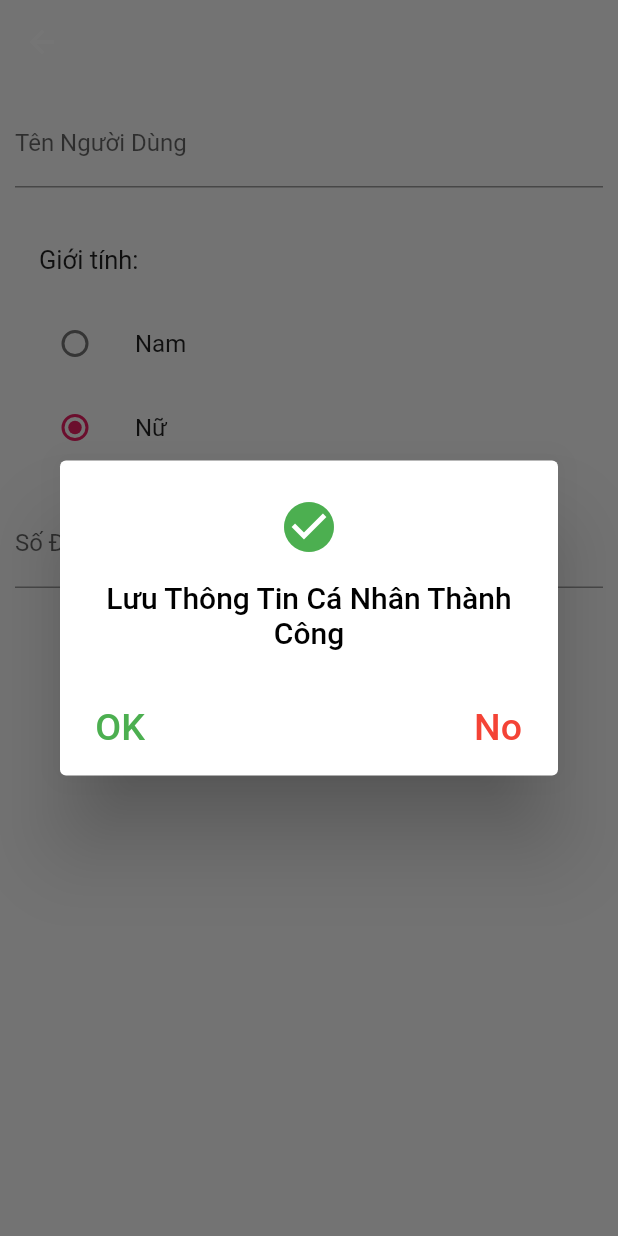
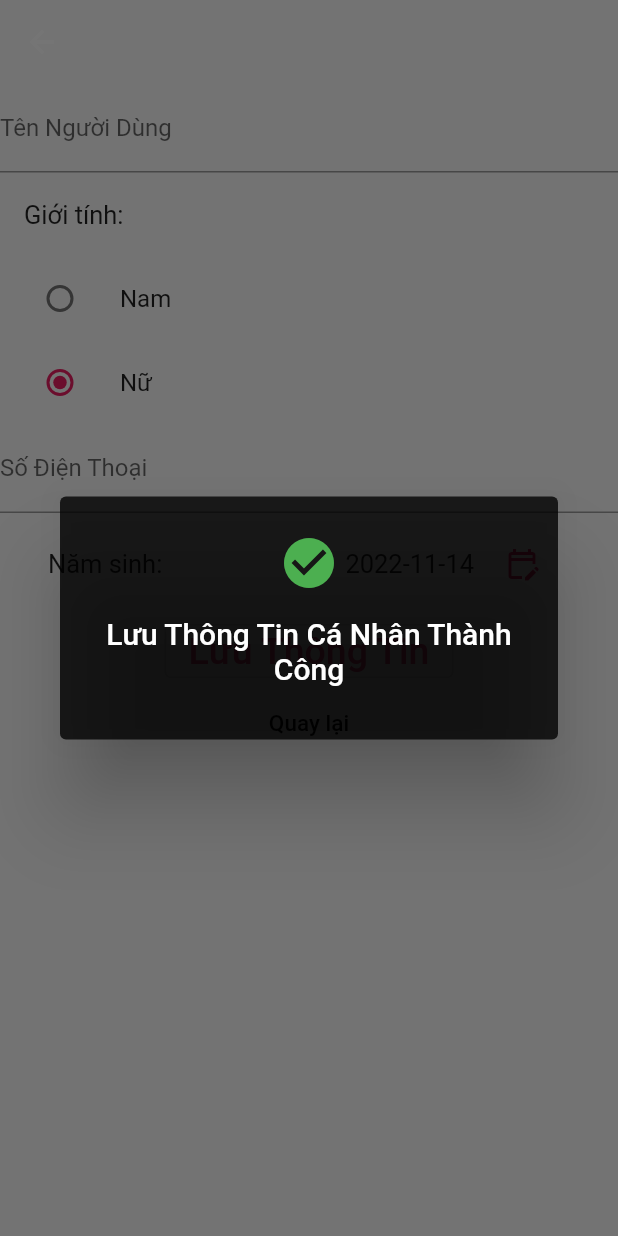
Before and after one commit to nguyenhoangvu-cdpm20d/flutter_appvutrungvinh_406394402, a Flutter app: the EditProfile screen opened directly, after a tap on "Lưu Thông Tin", on a phone screen of 412 x 824 dp. Run offline on Flutter 3.47's test engine with Material 2 defaults, Android fonts, the phone set to English and light mode, and no system bars; our stand-ins replace convex_bottom_bar.

Commit message:
chỉnh sửa trang editprofile

```diff
--- a/lib/views/editprofile.dart
+++ b/lib/views/editprofile.dart
@@ -20,8 +20,8 @@ class EditProfileState extends State<EditProfile> {
     final DateTime? picked = await showDatePicker(
         context: context,
         initialDate: selectedDate,
-        firstDate: DateTime(2015, 8),
-        lastDate: DateTime(2101));
+        firstDate: DateTime(1900, 1),
+        lastDate: DateTime(2100, 12, 31));
     if (picked != null && picked != selectedDate) {
       setState(() {
         selectedDate = picked;
@@ -73,7 +73,7 @@ class EditProfileState extends State<EditProfile> {
               mainAxisAlignment: MainAxisAlignment.center,
               children: [
                 const Padding(
-                  padding: EdgeInsets.all(10),
+                  padding: EdgeInsets.all(0),
                   child: TextField(
                     //controller: txtName,
                     readOnly: false,
@@ -84,7 +84,7 @@ class EditProfileState extends State<EditProfile> {
                   ),
                 ),
                 Padding(
-                  padding: EdgeInsets.all(10),
+                  padding: EdgeInsets.all(0),
                   child: Column(
                     children: <Widget>[
                       ListTile(
@@ -123,10 +123,10 @@ class EditProfileState extends State<EditProfile> {
                   ),
                 ),
                 Padding(
-                  padding: EdgeInsets.all(10),
+                  padding: const EdgeInsets.all(0),
                   child: Column(
                     crossAxisAlignment: CrossAxisAlignment.start,
-                    children: <Widget>[
+                    children: const <Widget>[
                       TextField(
                         keyboardType: TextInputType.number,
                         //controller: txtEmail,
@@ -145,7 +145,7 @@ class EditProfileState extends State<EditProfile> {
                     mainAxisSize: MainAxisSize.min,
                     children: <Widget>[
                       Text(
-                        'Năm sinh: ' +
+                        'Năm sinh:                             ' +
                             "${selectedDate.toLocal()}".split(' ')[0],
                         style: TextStyle(
                           fontSize: 17,
@@ -176,53 +176,43 @@ class EditProfileState extends State<EditProfile> {
                     showDialog(
                       context: context,
                       builder: (context) {
-                        return AlertDialog(
-                          backgroundColor: Colors.white,
-                          title: const Text(
+                        return const AlertDialog(
+                          backgroundColor: Color.fromARGB(200, 0, 0, 0),
+                          title: Text(
                             'Lưu Thông Tin Cá Nhân Thành Công',
                             style: TextStyle(
-                              color: Colors.black,
+                              color: Colors.white,
                             ),
                           ),
-                          icon: const Icon(
+                          icon: Icon(
                             Icons.check_circle,
                             color: Colors.green,
                             size: 40,
                           ),
                           actionsAlignment: MainAxisAlignment.spaceBetween,
                           actions: [
-                            TextButton(
+                            /* TextButton(
                               onPressed: () {
                                 Navigator.pop(context, false);
                                 Navigator.pushAndRemoveUntil<void>(
                                   context,
                                   MaterialPageRoute<void>(
                                     // ignore: prefer_const_constructors
-                                    builder: (BuildContext context) => Home(),
+                                    builder: (BuildContext context) =>
+                                        EditProfile(),
                                   ),
                                   (Route<dynamic> route) => false,
                                 );
                               },
                               child: const Text(
-                                'OK',
+                                '                                                                                       Ok',
+                                textAlign: TextAlign.center,
                                 style: TextStyle(
                                   color: Colors.green,
                                   fontSize: 25,
                                 ),
                               ),
-                            ),
-                            TextButton(
-                              onPressed: () {
-                                Navigator.pop(context, false);
-                              },
-                              child: const Text(
-                                'No',
-                                style: TextStyle(
-                                  color: Colors.red,
-                                  fontSize: 25,
-                                ),
-                              ),
-                            ),
+                            ),*/
                           ],
                         );
                       },
@@ -236,6 +226,18 @@ class EditProfileState extends State<EditProfile> {
                     ),
                   ),
                 ),
+                TextButton(
+                  onPressed: () {
+                    Navigator.pop(context);
+                  },
+                  child: const Text(
+                    'Quay lại',
+                    style: TextStyle(
+                      color: Colors.black,
+                      fontSize: 15,
+                    ),
+                  ),
+                ),
               ],
             ),
           ],
```
